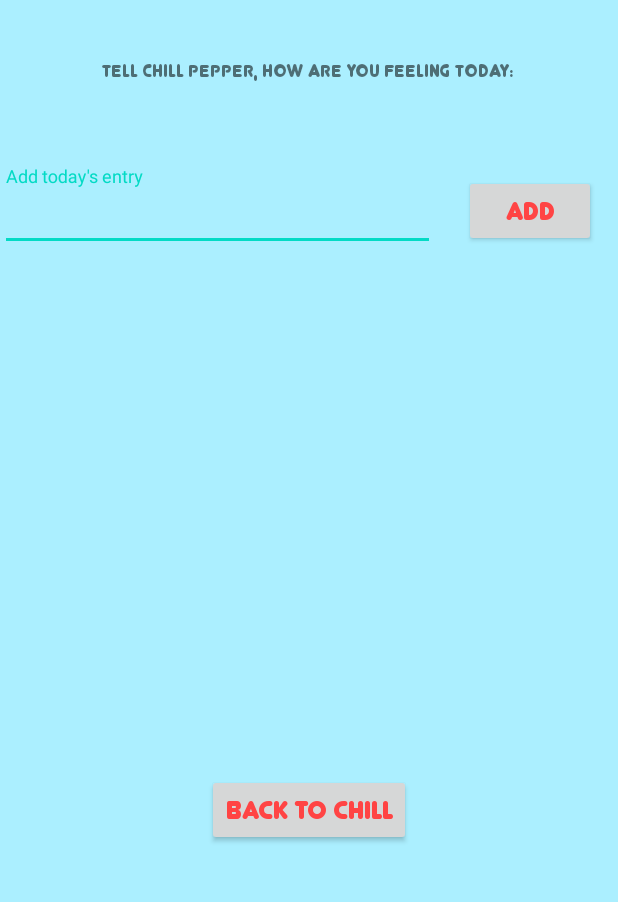
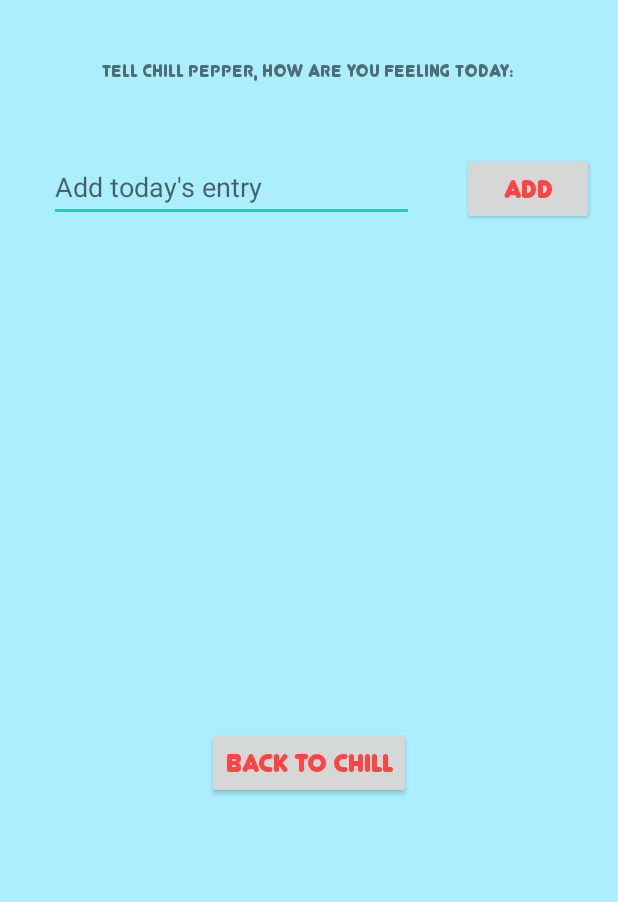
Before and after one commit to ckilzi/cmdf-2020-chillMe, an Android app: the screen it shows after launch (UserProfile), after a tap on "MY PROFILE", on a phone screen of 412 x 824 dp, the part 315-1217 px from its top. Run offline under Robolectric (Android 15) with nearby library versions, the phone set to English and light mode, and no system bars; our stand-ins replace Volley, navigation-ui; network calls fail; Roboto replaces fonts that are not available here.

Commit message:
Merge branch 'fixingMergeError' of https://github.com/ckilzi/cmdf-2020-chillMe into fixingMergeError
# Conflicts:
#	app/src/main/res/layout/fragment_home.xml

```diff
--- a/app/src/main/java/com/example/chillme/MainActivity.java
+++ b/app/src/main/java/com/example/chillme/MainActivity.java
@@ -8,13 +8,13 @@ import android.widget.Button;
 import android.widget.ImageButton;
 
 import com.example.chillme.ui.MusicActivity;
-import com.google.android.material.bottomnavigation.BottomNavigationView;
 
+import androidx.annotation.Nullable;
 import androidx.appcompat.app.AppCompatActivity;
-import androidx.navigation.NavController;
-import androidx.navigation.Navigation;
 import androidx.navigation.ui.AppBarConfiguration;
-import androidx.navigation.ui.NavigationUI;
+
+import java.util.ArrayList;
+import java.util.Arrays;
 
 public class MainActivity extends AppCompatActivity implements View.OnClickListener {
     private ImageButton jokesButton;
@@ -22,6 +22,8 @@ public class MainActivity extends AppCompatActivity implements View.OnClickListe
     private ImageButton breatheButton;
     private ImageButton musicButton;
     private Button profileButton;
+    private ArrayList<String> entryList=new ArrayList<>();
+    private final int REQUEST_CODE=2;
 
 
     @Override
@@ -73,8 +75,22 @@ public class MainActivity extends AppCompatActivity implements View.OnClickListe
                 break;
             case R.id.profileButton:
                 intent= new Intent(MainActivity.this,UserProfile.class);
-                startActivity(intent);
+                intent.putStringArrayListExtra("existingEntries",entryList);
+                startActivityForResult(intent,REQUEST_CODE);
                 break;
         }
     }
+    @Override
+    protected void onActivityResult(int requestCode, int resultCode, @Nullable Intent data) {
+        super.onActivityResult(requestCode, resultCode, data);
+        //check that the result is not malicious
+        if(REQUEST_CODE==requestCode){
+            assert data!=null;
+            entryList= data.getStringArrayListExtra("entryList");
+            Log.d("USER","onResutl"+entryList);
+
+
+
+        }
+    }
 }
--- a/app/src/main/java/com/example/chillme/UserProfile.java
+++ b/app/src/main/java/com/example/chillme/UserProfile.java
@@ -1,24 +1,71 @@
 package com.example.chillme;
 
+import androidx.annotation.RequiresApi;
 import androidx.appcompat.app.AppCompatActivity;
 
+import android.content.Intent;
+import android.os.Build;
 import android.os.Bundle;
+import android.os.Parcelable;
 import android.view.View;
 import android.widget.Button;
+import android.widget.TextView;
+
+import com.google.android.material.textfield.TextInputEditText;
+
+import java.util.ArrayList;
+import java.time.format.DateTimeFormatter;
+import java.time.LocalDateTime;
 
 public class UserProfile extends AppCompatActivity {
     private Button goToMain;
+    private Button add;
+    private TextInputEditText input;
+    private TextView entriesText;
+    private ArrayList<String> list=new ArrayList<>();
+
     @Override
     protected void onCreate(Bundle savedInstanceState) {
         super.onCreate(savedInstanceState);
         setContentView(R.layout.activity_user_profile);
 
         goToMain=findViewById(R.id.goToMain);
+        add=findViewById(R.id.add);
+        input=findViewById(R.id.input);
+        entriesText=findViewById(R.id.entriesText);
+        final Intent intent=getIntent();
+        list=intent.getStringArrayListExtra("existingEntries");
+
         goToMain.setOnClickListener(new View.OnClickListener() {
             @Override
             public void onClick(View v) {
+
+                intent.putExtra("entryList", list);
+                setResult(RESULT_OK,intent);
                 finish();
             }
         });
+        add.setOnClickListener(new View.OnClickListener() {
+            @RequiresApi(api = Build.VERSION_CODES.O)
+            @Override
+            public void onClick(View v) {
+                String newEntry=String.valueOf(input.getText());
+                if(newEntry!=""){
+                    DateTimeFormatter dtf = DateTimeFormatter.ofPattern("yyyy/MM/dd HH:mm:ss");
+                    LocalDateTime now = LocalDateTime.now();
+
+                    list.add(String.valueOf(input.getText()));
+                    list.add(dtf.format(now));
+                }
+                input.setText("");
+                String entries="";
+                for(String item:list){
+                    entries=item+"\n"+entries;
+                }
+                entriesText.setText(entries);
+            }
+        });
     }
+
+
 }
--- a/app/src/main/res/layout/activity_user_profile.xml
+++ b/app/src/main/res/layout/activity_user_profile.xml
@@ -34,20 +34,30 @@
 
     <ScrollView
         android:id="@+id/scrollView2"
-        android:layout_width="377dp"
-        android:layout_height="239dp"
-        android:layout_marginBottom="40dp"
-        app:layout_constraintBottom_toBottomOf="parent"
+        android:layout_width="317dp"
+        android:layout_height="205dp"
+        android:layout_marginTop="48dp"
         app:layout_constraintEnd_toEndOf="parent"
-        app:layout_constraintHorizontal_bias="0.47"
         app:layout_constraintStart_toStartOf="parent"
-        app:layout_constraintTop_toBottomOf="@+id/howAreYou"
-        app:layout_constraintVertical_bias="0.615">
+        app:layout_constraintTop_toBottomOf="@+id/add">
 
         <LinearLayout
             android:layout_width="match_parent"
             android:layout_height="wrap_content"
-            android:orientation="vertical" />
+            android:orientation="vertical">
+
+            <TextView
+                android:id="@+id/entriesText"
+                android:layout_width="wrap_content"
+                android:layout_height="wrap_content"
+                android:layout_marginTop="40dp"
+                android:layout_marginRight="20dp"
+                android:fontFamily="@font/junegull"
+                android:textSize="20sp"
+                app:layout_constraintEnd_toEndOf="parent"
+                app:layout_constraintHorizontal_bias="0.496"
+                app:layout_constraintStart_toStartOf="parent" />
+        </LinearLayout>
 
     </ScrollView>
 
@@ -63,33 +73,18 @@
         app:layout_constraintStart_toStartOf="parent"
         app:layout_constraintTop_toBottomOf="@+id/imageView5" />
 
-    <com.google.android.material.textfield.TextInputLayout
-        android:id="@+id/textInputLayout"
-        android:layout_width="303dp"
-        android:layout_height="59dp"
-        app:layout_constraintBottom_toTopOf="@+id/scrollView2"
-        app:layout_constraintTop_toBottomOf="@+id/howAreYou"
-        tools:layout_editor_absoluteX="1dp">
-
-        <com.google.android.material.textfield.TextInputEditText
-            android:layout_width="290dp"
-            android:layout_height="46dp"
-            android:hint="@string/hint" />
-
-    </com.google.android.material.textfield.TextInputLayout>
-
     <Button
         android:id="@+id/add"
         android:layout_width="wrap_content"
         android:layout_height="wrap_content"
-        android:layout_marginStart="6dp"
-        android:layout_marginLeft="6dp"
+        android:layout_marginTop="48dp"
+        android:layout_marginEnd="16dp"
+        android:layout_marginRight="16dp"
         android:fontFamily="@font/junegull"
         android:text="@string/add"
         android:textColor="@android:color/holo_red_light"
         android:textSize="20sp"
-        app:layout_constraintBottom_toTopOf="@+id/scrollView2"
-        app:layout_constraintStart_toEndOf="@+id/textInputLayout"
+        app:layout_constraintEnd_toEndOf="parent"
         app:layout_constraintTop_toBottomOf="@+id/howAreYou" />
 
     <Button
@@ -105,5 +100,15 @@
         app:layout_constraintStart_toStartOf="parent"
         app:layout_constraintTop_toBottomOf="@+id/scrollView2" />
 
+    <com.google.android.material.textfield.TextInputEditText
+        android:id="@+id/input"
+        android:layout_width="243dp"
+        android:layout_height="46dp"
+        android:layout_marginTop="48dp"
+        android:hint="@string/hint"
+        app:layout_constraintEnd_toStartOf="@+id/add"
+        app:layout_constraintStart_toStartOf="parent"
+        app:layout_constraintTop_toBottomOf="@+id/howAreYou" />
+
 
 </androidx.constraintlayout.widget.ConstraintLayout>
```
